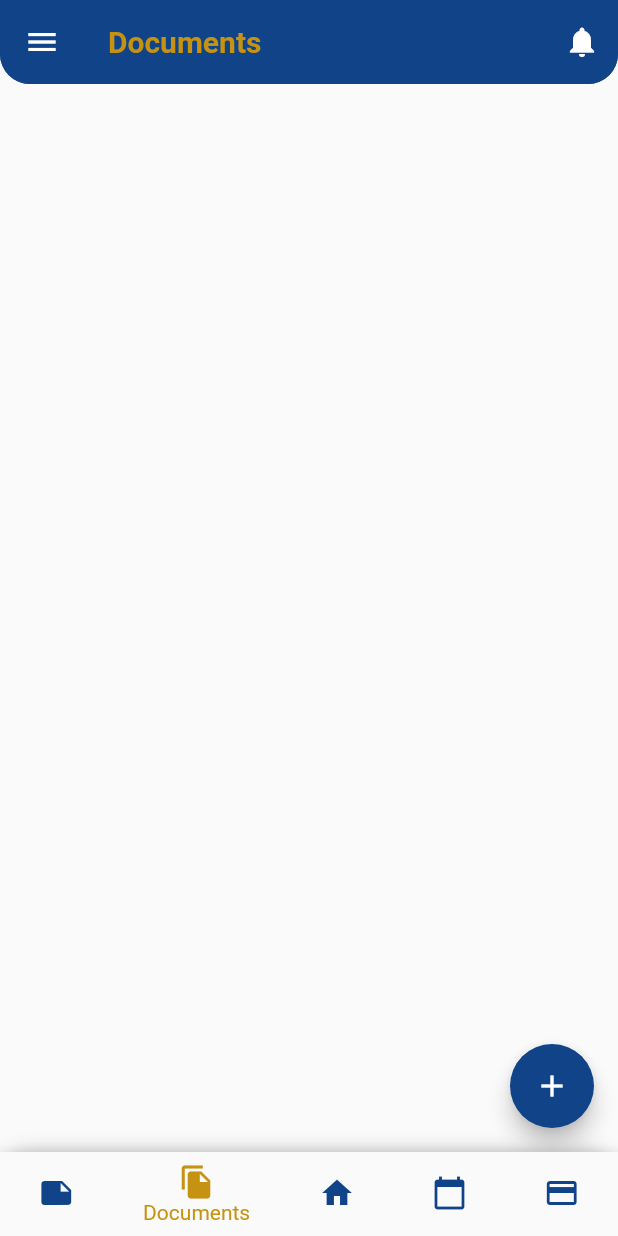
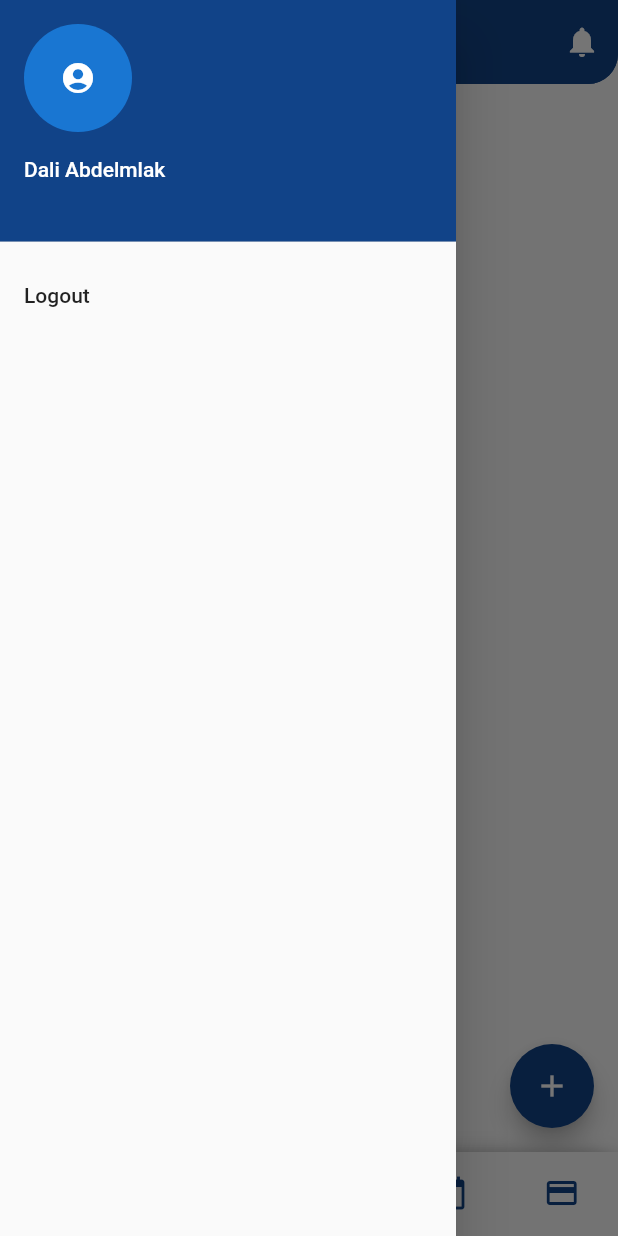
Before and after one commit to omarneyfar/flutter-app, a Flutter app: the BottomBarPages screen opened directly, item 2 of the bottom bar chosen, after a tap on the "menu" icon, on a phone screen of 412 x 824 dp. Run offline on Flutter 3.47's test engine with Material 2 defaults, Android fonts, the phone set to English and light mode, and no system bars; our stand-ins replace carousel_slider, cloud_firestore, firebase_auth, firebase_core, google_sign_in, shared_preferences; missing offline and left inert: otp_pin_field; accounts and stored records are empty.

```diff
--- a/lib/screens/home_bar_screen.dart
+++ b/lib/screens/home_bar_screen.dart
@@ -1,9 +1,15 @@
+import 'package:app/main.dart';
+import 'package:app/screens/signIn_screen.dart';
+import 'package:firebase_auth/firebase_auth.dart';
 import 'package:flutter/material.dart';
 import './notes_screen.dart';
 import './documents_screen.dart';
 import './payments_screen.dart';
 import './time_calendar_screen.dart';
 import './home_screen.dart';
+import 'package:flutter/services.dart';
+import 'package:cloud_firestore/cloud_firestore.dart';
+import 'package:shared_preferences/shared_preferences.dart';
 
 class BottomBarPages extends StatefulWidget {
   final int initialPage;
@@ -32,12 +38,32 @@ class _BottomBarPagesState extends State<BottomBarPages> {
     'Calendar',
     'Payments',
   ];
+  Future<void> getUserData() async {
+    final user = FirebaseAuth.instance.currentUser;
+    userEmail = user?.email ??
+        ""; // Use the null coalescing operator (??) to provide a default empty string if user?.email is null
+    setState(() {}); // Trigger a rebuild to update the UI with the user's email
+  }
+
+  Future<void> logout() async {
+    await FirebaseAuth.instance.signOut();
+    await clearSessionData();
+    Navigator.of(context).pushAndRemoveUntil(
+      MaterialPageRoute(
+          builder: (context) =>
+              SignInScreen()), // Replace SignInScreen() with your actual sign-in page
+      (Route<dynamic> route) => false,
+    );
+  }
 
   @override
   void initState() {
     super.initState();
     _currentIndex = widget.initialPage;
+    getUserData();
   }
+
+  var userEmail = "";
 
   void _onItemPressed(int index) {
     setState(() {
@@ -45,14 +71,15 @@ class _BottomBarPagesState extends State<BottomBarPages> {
     });
   }
 
+  final GlobalKey<ScaffoldState> _scaffoldKey = GlobalKey<ScaffoldState>();
   @override
   Widget build(BuildContext context) {
-    return Navigator(
-      onGenerateRoute: (settings) {
-        return MaterialPageRoute(
-          settings: settings,
-          builder: (context) {
+    final firestore = FirebaseFirestore.instance;
+    var storedUid;
+
+    getUserData();
     return Scaffold(
+      key: _scaffoldKey,
       appBar: AppBar(
         backgroundColor: Color(0xFF114388), // Custom background color
         elevation: 0, // Remove the app bar's shadow
@@ -79,8 +106,7 @@ class _BottomBarPagesState extends State<BottomBarPages> {
             color: Colors.white, // Custom icon color
           ),
           onPressed: () {
-                    // Handle sidebar icon tap
-                    // Open your sidebar or perform any desired action
+            _scaffoldKey.currentState?.openDrawer();
           },
         ),
         actions: [
@@ -90,11 +116,31 @@ class _BottomBarPagesState extends State<BottomBarPages> {
               color: Colors.white, // Custom icon color
             ),
             onPressed: () {
-                      // Handle notification icon tap
-                      // Open notifications or perform any desired action
+              print("Notifications tapped");
             },
           ),
         ],
+      ),
+      drawer: Drawer(
+        child: ListView(
+          padding: EdgeInsets.zero,
+          children: <Widget>[
+            UserAccountsDrawerHeader(
+               decoration: BoxDecoration(
+                color: Color(0xFF114388),
+              ),
+              accountName: Text('Dali Abdelmlak'), // Display anonymous user
+              accountEmail: Text(userEmail),
+              currentAccountPicture: CircleAvatar(
+                child: Icon(Icons.account_circle),
+              ),
+            ),
+            ListTile(
+              title: Text('Logout'),
+              onTap: logout,
+            ),
+          ],
+        ),
       ),
       body: IndexedStack(
         index: _currentIndex,
@@ -185,9 +231,5 @@ class _BottomBarPagesState extends State<BottomBarPages> {
         ),
       ),
     );
-          },
-        );
-      },
-    );
   }
 }
--- a/pubspec.yaml
+++ b/pubspec.yaml
@@ -42,6 +42,7 @@ dependencies:
   firebase_storage: ^11.6.0
   cloud_firestore: ^4.14.0
   shared_preferences: ^2.2.2
+  google_sign_in: ^6.1.6
 
 dev_dependencies:
   flutter_test:
```
Also changed, not shown: lib/main.dart (+7 -2 lines), lib/screens/signIn_screen.dart (+92 -25 lines), lib/screens/signUp_screen.dart (+4 -29 lines), lib/screens/signin2_screen.dart (added, +80 -0 lines), pubspec.lock, 3 other files. Lines whose indentation alone changed are shown as unchanged.
